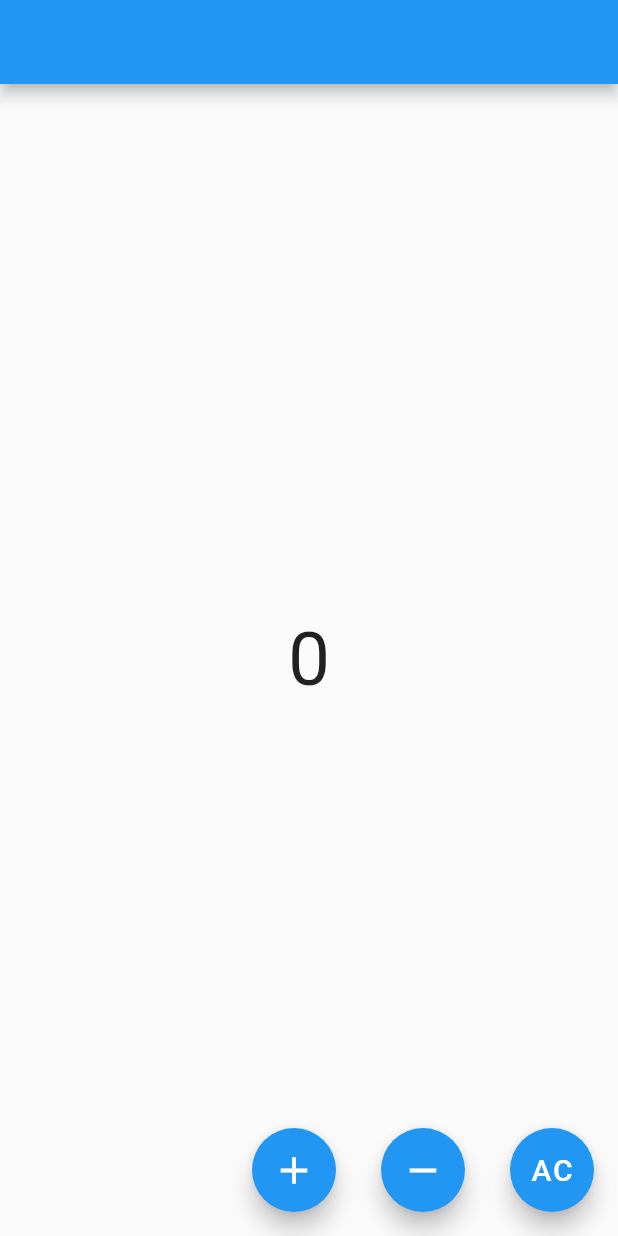
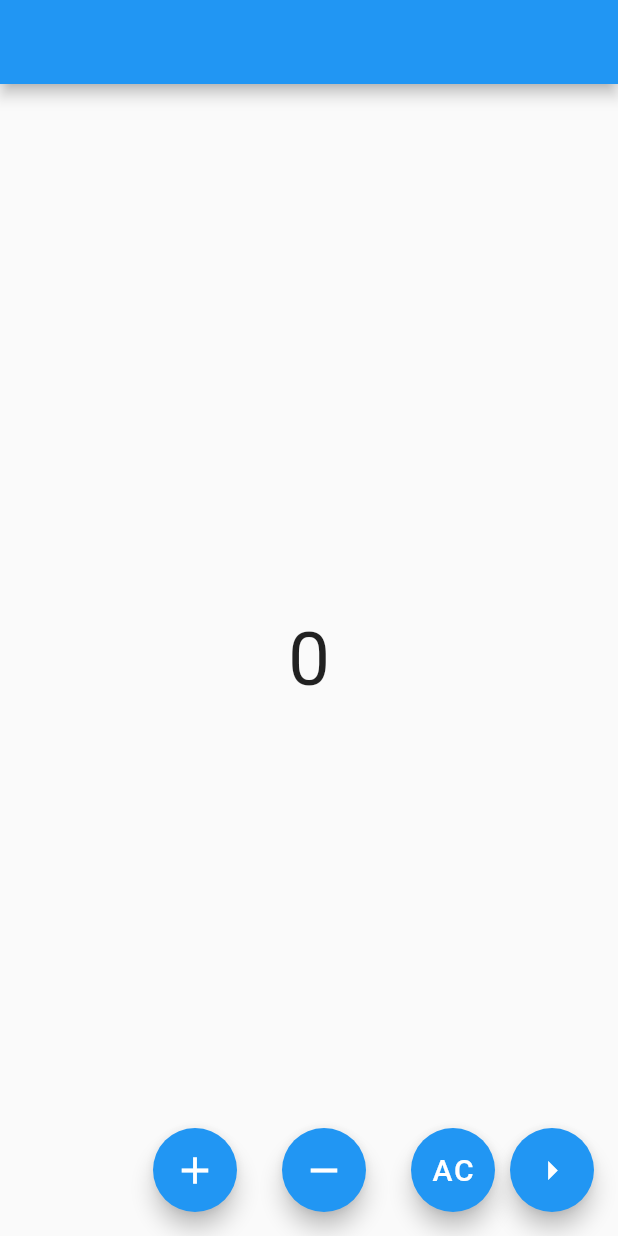
Before and after one commit to CursoFlutterVictor/flutter_test_app, a Flutter app: the screen it shows after launch, on a phone screen of 412 x 824 dp. Run offline on Flutter 3.47's test engine with Material 2 defaults, Android fonts, the phone set to English and light mode, and no system bars; our stand-ins replace get.

Commit message:
getx y navegacion

```diff
--- a/lib/main.dart
+++ b/lib/main.dart
@@ -1,5 +1,6 @@
 import 'package:flutter/material.dart';
 import 'package:flutter_test_app/pages/home_page_getx.dart';
+import 'package:get/get.dart';
 //import 'pages/home_page.dart';
 
 void main() {
@@ -11,7 +12,7 @@ class MyApp extends StatelessWidget {
 
   @override
   Widget build(BuildContext context) {
-    return MaterialApp(
+    return GetMaterialApp(
       title: 'Flutter Demo',
       theme: ThemeData(
         primarySwatch: Colors.blue,
--- a/lib/pages/home_page_getx.dart
+++ b/lib/pages/home_page_getx.dart
@@ -1,4 +1,5 @@
 import 'package:flutter/material.dart';
+import 'package:flutter_test_app/pages/page_2.dart';
 import 'package:flutter_test_app/widgets/button_control.dart';
 import 'package:get/get.dart';
 import 'package:flutter_test_app/controller/counter_controller.dart';
@@ -19,6 +20,7 @@ class HomePageGetx extends StatelessWidget {
             onPressed: () {
               counterController.increment();
             },
+            heroTag: "Boton+",
           ),
           const SizedBox(
             width: 30,
@@ -28,11 +30,13 @@ class HomePageGetx extends StatelessWidget {
             onPressed: () {
               counterController.decrement();
             },
+            heroTag: "Boton-",
           ),
           const SizedBox(
             width: 30,
           ),
           FloatingActionButton(
+            heroTag: "botonAC",
             onPressed: () {
               counterController.clear();
             },
@@ -41,6 +45,15 @@ class HomePageGetx extends StatelessWidget {
               style: TextStyle(fontSize: 20),
             ),
           ),
+          const SizedBox(
+            width: 10,
+          ),
+          ButtonControl(
+              icon: Icons.arrow_right,
+              onPressed: () {
+                Get.to(() => const Page2());
+              },
+              heroTag: "BotonRight")
         ],
       ),
       body: Obx(
--- a/lib/widgets/button_control.dart
+++ b/lib/widgets/button_control.dart
@@ -3,13 +3,19 @@ import 'package:flutter/material.dart';
 class ButtonControl extends StatelessWidget {
   final Function() onPressed;
   final IconData icon;
-  const ButtonControl({Key? key, required this.onPressed, required this.icon})
-      : super(key: key);
+  final String? heroTag;
+  const ButtonControl({
+    Key? key,
+    String? this.heroTag,
+    required this.onPressed,
+    required this.icon,
+  }) : super(key: key);
 
   @override
   Widget build(BuildContext context) {
     return FloatingActionButton(
       onPressed: onPressed,
+      heroTag: heroTag,
       child: Icon(icon, color: Colors.white, size: 30),
     );
   }
```
Also changed, not shown: lib/pages/page_2.dart (added, +26 -0 lines), lib/pages/page_3.dart (added).
